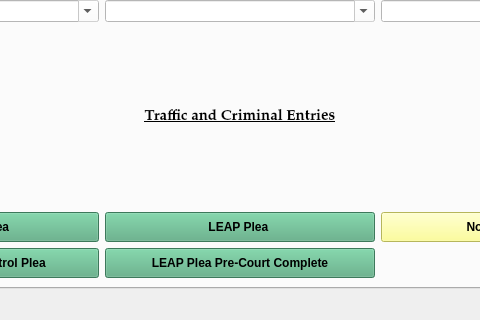
First picture: the form in package/views/ui/MainWindow.ui, repository HunterProgram22/MuniEntry, before the edit; both pictures show x 190 to 670 and y 326 to 646 of the 860 by 646 pixel window.
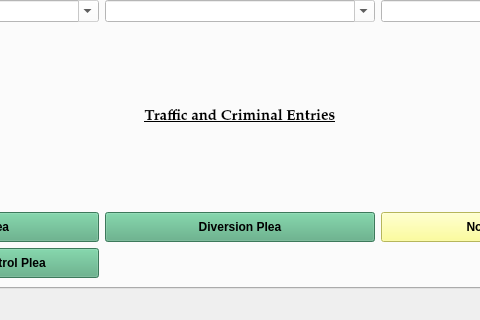
Second picture: the form after the edit.

Commit message: Removed LEAP Buttons and Dialogs.

The edit to the form file:
```diff
--- a/package/views/ui/MainWindow.ui
+++ b/package/views/ui/MainWindow.ui
@@ -201,23 +201,7 @@
            <string notr="true">background-color: rgb(85, 170, 127);</string>
           </property>
           <property name="text">
-           <string>LEAP Plea </string>
-          </property>
-         </widget>
-        </item>
-        <item row="8" column="1">
-         <widget class="QPushButton" name="LeapPleaShortButton">
-          <property name="minimumSize">
-           <size>
-            <width>120</width>
-            <height>30</height>
-           </size>
-          </property>
-          <property name="styleSheet">
-           <string notr="true">background-color: rgb(85, 170, 127);</string>
-          </property>
-          <property name="text">
-           <string>LEAP Plea Pre-Court Complete</string>
+           <string>Diversion Plea</string>
           </property>
          </widget>
         </item>
```
Left out of the diff: 4 changed lines with no effect on the pictures. The commit also changes 3 other files.
